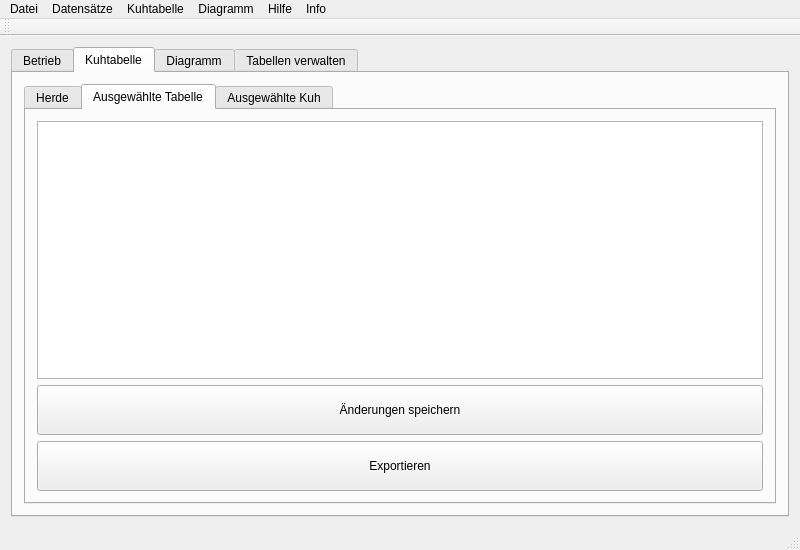
Before: the Qt Designer form mainwindow.ui in kuhmuckl/kuhmuckl, drawn with Qt 5.
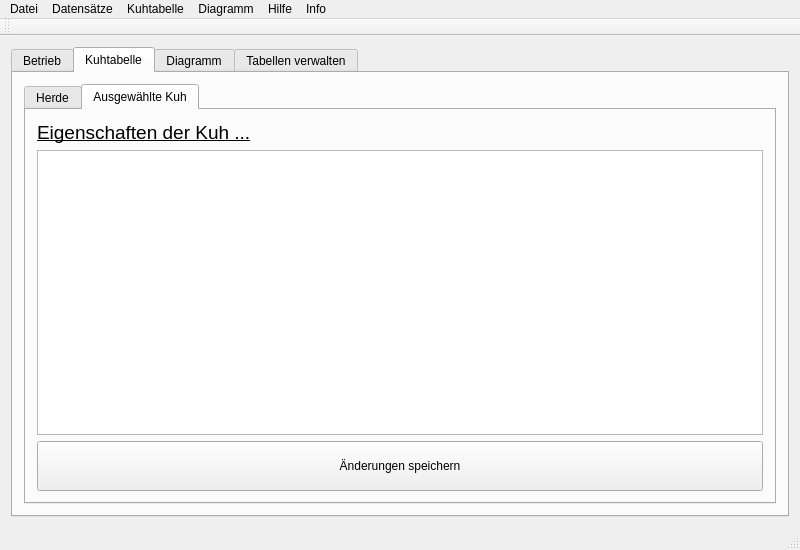
After: the same form once the commit is applied. The open tabs and pages were chosen to show the change.

Commit message: Diagrams work. special rules for 0 required. Tabs switch automatically by program start/ on button click. Why are cow tables displayed in a false way?

```diff
--- a/mainwindow.ui
+++ b/mainwindow.ui
@@ -203,42 +203,6 @@
             </item>
            </layout>
           </widget>
-          <widget class="QWidget" name="tab_CowTable">
-           <attribute name="title">
-            <string>Ausgewählte Tabelle</string>
-           </attribute>
-           <layout class="QVBoxLayout" name="verticalLayout_8">
-            <item>
-             <widget class="QTableView" name="tableView"/>
-            </item>
-            <item>
-             <widget class="QPushButton" name="pb_SaveCowTableChanges">
-              <property name="minimumSize">
-               <size>
-                <width>0</width>
-                <height>50</height>
-               </size>
-              </property>
-              <property name="text">
-               <string>Änderungen speichern</string>
-              </property>
-             </widget>
-            </item>
-            <item>
-             <widget class="QPushButton" name="pb_ExportCowTable">
-              <property name="minimumSize">
-               <size>
-                <width>0</width>
-                <height>50</height>
-               </size>
-              </property>
-              <property name="text">
-               <string>Exportieren</string>
-              </property>
-             </widget>
-            </item>
-           </layout>
-          </widget>
           <widget class="QWidget" name="tab_CowView">
            <attribute name="title">
             <string>Ausgewählte Kuh</string>
```
Left out of the diff: 4 changed lines with no effect on the pictures. The commit also changes 3 other files.
